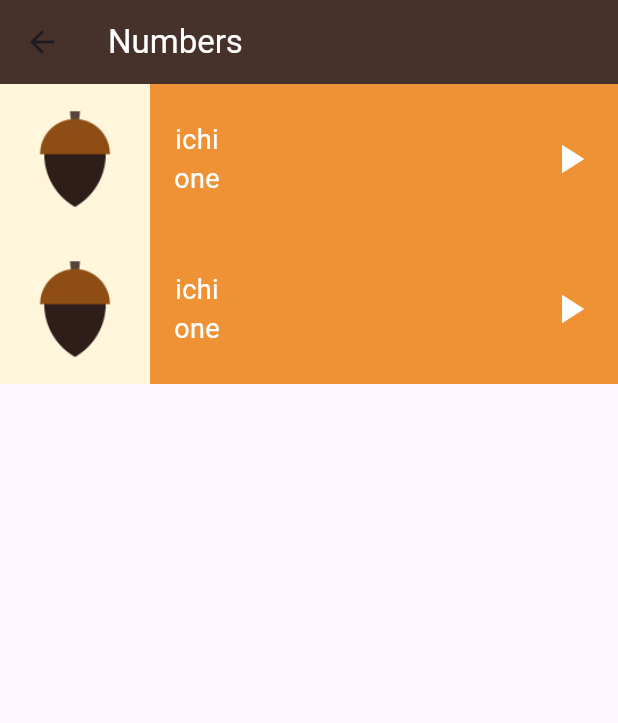
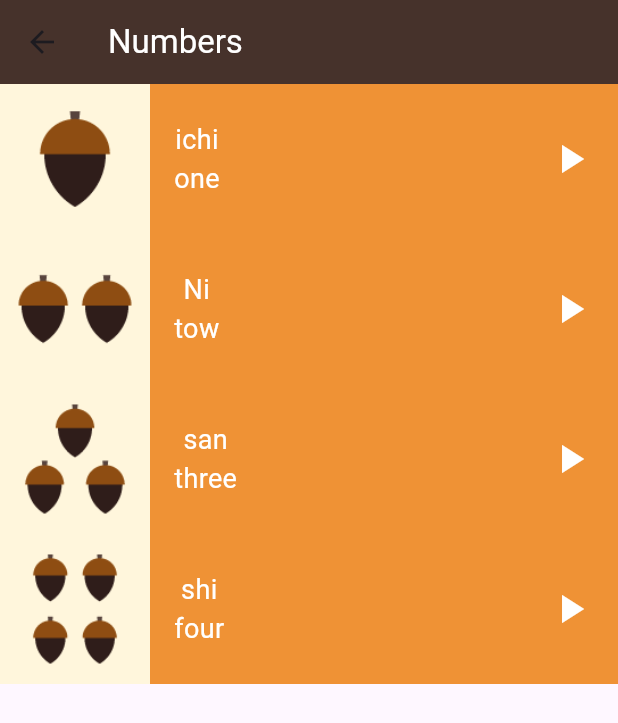
Before and after one commit to mahabdo571/toku_app, a Flutter app: the NumbersPage screen opened directly, on a phone screen of 412 x 824 dp. Shown: the top 723 px of the screen. Run offline on Flutter 3.47's test engine with Material 3 defaults, Android fonts, the phone set to English and light mode, and no system bars.

Commit message:
update NumbersPage to use a list of Number instances for improved scalability

```diff
--- a/lib/screens/numbers_page.dart
+++ b/lib/screens/numbers_page.dart
@@ -4,11 +4,28 @@ import 'package:toku_app/models/number.dart';
 
 class NumbersPage extends StatelessWidget {
   const NumbersPage({super.key});
-  final Number one = const Number(
-    image: 'assets/images/numbers/number_one.png',
-    jpName: 'ichi',
-    enName: 'one',
-  );
+  final List<Number> numbers = const [
+    Number(
+      image: 'assets/images/numbers/number_one.png',
+      jpName: 'ichi',
+      enName: 'one',
+    ),
+    Number(
+      image: 'assets/images/numbers/number_two.png',
+      jpName: 'Ni',
+      enName: 'tow',
+    ),
+    Number(
+      image: 'assets/images/numbers/number_three.png',
+      jpName: 'san',
+      enName: 'three',
+    ),
+    Number(
+      image: 'assets/images/numbers/number_four.png',
+      jpName: 'shi',
+      enName: 'four',
+    ),
+  ];
 
   @override
   Widget build(BuildContext context) {
@@ -19,9 +36,10 @@ class NumbersPage extends StatelessWidget {
       ),
       body: ListView(
         children: [
-          NumberItem(number: one),
-          NumberItem(number: one),
-
+          NumberItem(number: numbers[0]),
+          NumberItem(number: numbers[1]),
+          NumberItem(number: numbers[2]),
+          NumberItem(number: numbers[3]),
         ],
       ),
     );
```
